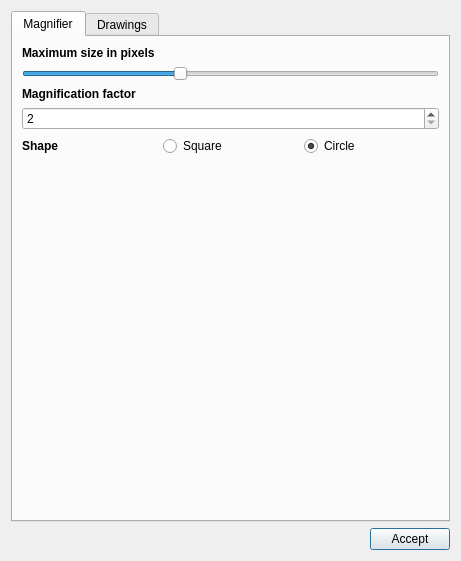
Old version of the form code/ui/ui_FmvOptions.ui in the repository All4Gis/QGISFMV.
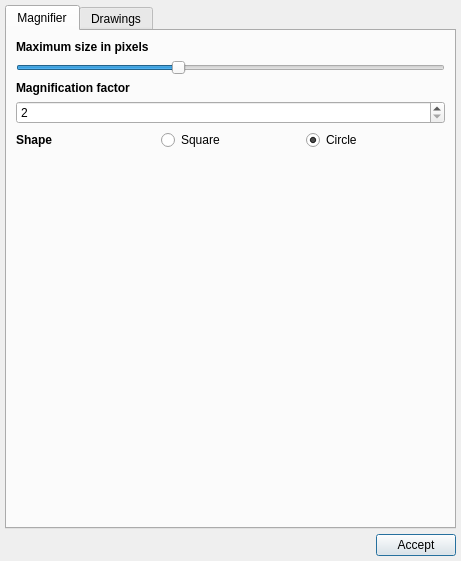
New version of the form. Icons and pictures are not drawn. Custom widgets are drawn as their Qt base class.

```diff
--- a/code/ui/ui_FmvOptions.ui
+++ b/code/ui/ui_FmvOptions.ui
@@ -18,6 +18,21 @@
     <normaloff>:/imgFMV/images/custom-options.png</normaloff>:/imgFMV/images/custom-options.png</iconset>
   </property>
   <layout class="QVBoxLayout" name="verticalLayout">
+   <property name="spacing">
+    <number>5</number>
+   </property>
+   <property name="leftMargin">
+    <number>5</number>
+   </property>
+   <property name="topMargin">
+    <number>5</number>
+   </property>
+   <property name="rightMargin">
+    <number>5</number>
+   </property>
+   <property name="bottomMargin">
+    <number>5</number>
+   </property>
    <item>
     <widget class="QTabWidget" name="tabWidget">
      <property name="currentIndex">
```
